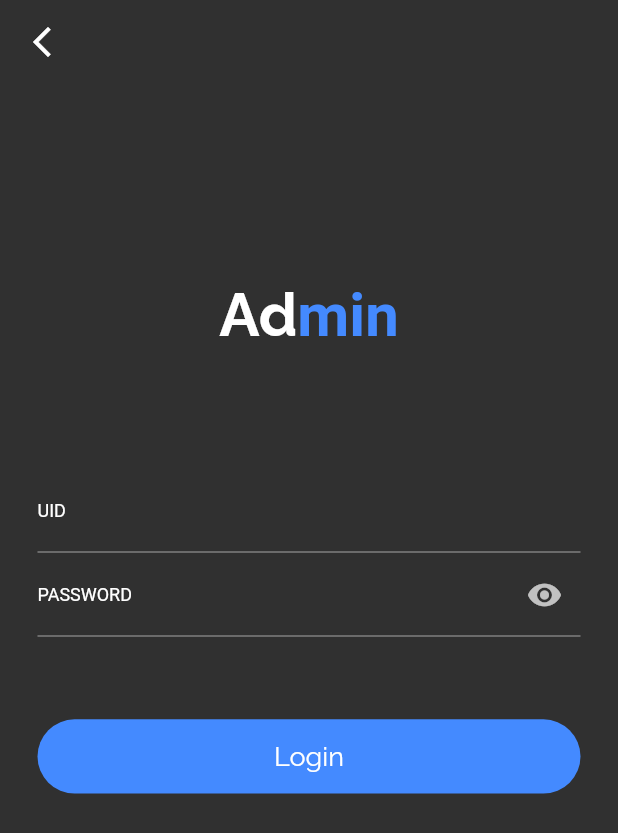
After one commit to bishal9874/Covid-Check-App, a Flutter app: the screen it shows after launch, after a tap on "Login", after a tap on "Admin", on a phone screen of 412 x 824 dp. The commit adds this screen. Shown: the top 833 px of the screen. Run offline on Flutter 3.47's test engine with Material 2 defaults, Android fonts, the phone set to English and light mode, and no system bars; our stand-ins replace cloud_firestore, firebase_auth, firebase_core, firebase_storage, font_awesome_flutter, get and 4 more; accounts and stored records are empty; Roboto replaces fonts that are missing (Trueno).

Commit message:
admin and password visibilty

```diff
--- a/lib/Screen/Auth/login.dart
+++ b/lib/Screen/Auth/login.dart
@@ -3,6 +3,7 @@ import 'package:covidcheck/DialogBox/loadignDialog.dart';
 import 'package:covidcheck/Screen/Auth/reset.dart';
 import 'package:covidcheck/Screen/Auth/signUp.dart';
 import 'package:covidcheck/Screen/home.dart';
+import 'package:covidcheck/admin/adminscreen.dart';
 import 'package:covidcheck/services/authservices.dart';
 import 'package:covidcheck/services/error_handler.dart';
 import 'package:covidcheck/services/ser.dart';
@@ -18,6 +19,7 @@ class LoginScreen extends StatefulWidget {
 }
 
 class _LoginScreenState extends State<LoginScreen> {
+  bool ishidePassword = true;
   FirebaseAuth _firebaseAuth = FirebaseAuth.instance;
   final formKey = new GlobalKey<FormState>();
   String email, password, name;
@@ -102,6 +104,12 @@ class _LoginScreenState extends State<LoginScreen> {
           TextFormField(
               controller: _passwordController,
               decoration: InputDecoration(
+                  suffixIcon: IconButton(
+                    icon: Icon(Icons.visibility),
+                    onPressed: () {
+                      _togglepassword();
+                    },
+                  ),
                   labelText: 'PASSWORD',
                   labelStyle: TextStyle(
                       fontFamily: 'Trueno',
@@ -110,7 +118,7 @@ class _LoginScreenState extends State<LoginScreen> {
                   focusedBorder: UnderlineInputBorder(
                     borderSide: BorderSide(color: greenColor),
                   )),
-              obscureText: true,
+              obscureText: ishidePassword,
               onChanged: (value) {
                 this.password = value;
               },
@@ -185,8 +193,24 @@ class _LoginScreenState extends State<LoginScreen> {
                     style: TextStyle(
                         color: greenColor,
                         fontFamily: 'Trueno',
-                        decoration: TextDecoration.underline)))
-          ])
+                        decoration: TextDecoration.underline))),
+          ]),
+          SizedBox(height: 25.0),
+          Divider(),
+          SizedBox(height: 18.0),
+          Row(mainAxisAlignment: MainAxisAlignment.center, children: [
+            Text("If You are "),
+            SizedBox(width: 5.0),
+            InkWell(
+                onTap: () {
+                  Get.to(Adminauth());
+                },
+                child: Text('Admin',
+                    style: GoogleFonts.raleway(
+                        fontWeight: FontWeight.w600,
+                        color: Colors.blue,
+                        decoration: TextDecoration.underline))),
+          ]),
         ]));
   }
 
@@ -242,4 +266,10 @@ class _LoginScreenState extends State<LoginScreen> {
           .setStringList(CovidCheckApp.userCartList, cartList);
     });
   }
+
+  void _togglepassword() {
+    setState(() {
+      ishidePassword = !ishidePassword;
+    });
+  }
 }
--- /dev/null
+++ b/lib/admin/adminscreen.dart
@@ -0,0 +1,168 @@
+import 'package:cloud_firestore/cloud_firestore.dart';
+import 'package:covidcheck/admin/adminHomepage.dart';
+import 'package:firebase_auth/firebase_auth.dart';
+import 'package:flutter/material.dart';
+import 'package:get/get.dart';
+import 'package:google_fonts/google_fonts.dart';
+
+class Adminauth extends StatefulWidget {
+  @override
+  _AdminauthState createState() => _AdminauthState();
+}
+
+class _AdminauthState extends State<Adminauth> {
+  bool ishide = true;
+  FirebaseAuth _firebaseAuth = FirebaseAuth.instance;
+  final formKey = new GlobalKey<FormState>();
+  Color greenColor = Color(0xFF00AF19);
+  String email, password, name;
+  final TextEditingController _adminController = new TextEditingController();
+  final TextEditingController _passwordController = new TextEditingController();
+  checkFields() {
+    final form = formKey.currentState;
+    if (form.validate()) {
+      form.save();
+      return true;
+    }
+    return false;
+  }
+
+  @override
+  Widget build(BuildContext context) {
+    var height = MediaQuery.of(context).size.height;
+    var width = MediaQuery.of(context).size.width;
+    return Scaffold(
+        appBar: AppBar(
+          leading: IconButton(
+              onPressed: () {
+                Get.back();
+              },
+              icon: Icon(Icons.arrow_back_ios_new)),
+          elevation: 0.0,
+          backgroundColor: Colors.transparent,
+        ),
+        body: Padding(
+            padding: const EdgeInsets.only(left: 25.0, right: 25.0),
+            child: ListView(children: [
+              SizedBox(height: 75.0),
+              Container(
+                  height: height * 0.19,
+                  child: Center(
+                      child: RichText(
+                    text: TextSpan(
+                      style: TextStyle(fontSize: 40.0),
+                      children: <TextSpan>[
+                        TextSpan(
+                            text: 'Ad',
+                            style: GoogleFonts.raleway(
+                                fontWeight: FontWeight.w700,
+                                color: Colors.white)),
+                        TextSpan(
+                            text: 'min',
+                            style: TextStyle(
+                                fontWeight: FontWeight.bold,
+                                color: Colors.blueAccent[200])),
+                      ],
+                    ),
+                  ))),
+              SizedBox(height: 25.0),
+              TextFormField(
+                  controller: _adminController,
+                  decoration: InputDecoration(
+                      labelText: 'UID',
+                      labelStyle: TextStyle(
+                          fontFamily: 'Trueno',
+                          fontSize: 12.0,
+                          color: Colors.white),
+                      focusedBorder: UnderlineInputBorder(
+                        borderSide: BorderSide(color: greenColor),
+                      )),
+                  onChanged: (value) {
+                    this.email = value;
+                  },
+                  obscureText: ishide,
+                  validator: (value) =>
+                      value.isEmpty ? 'unique ID is required' : null),
+              TextFormField(
+                  controller: _passwordController,
+                  decoration: InputDecoration(
+                      suffixIcon: IconButton(
+                        icon: Icon(Icons.visibility),
+                        onPressed: () {
+                          _togglepassword();
+                        },
+                      ),
+                      labelText: 'PASSWORD',
+                      labelStyle: TextStyle(
+                          fontFamily: 'Trueno',
+                          fontSize: 12.0,
+                          color: Colors.white),
+                      focusedBorder: UnderlineInputBorder(
+                        borderSide: BorderSide(color: greenColor),
+                      )),
+                  obscureText: ishide,
+                  onChanged: (value) {
+                    this.password = value;
+                  },
+                  validator: (value) =>
+                      value.isEmpty ? 'Password is required' : null),
+              SizedBox(height: 5.0),
+              SizedBox(height: 50.0),
+              GestureDetector(
+                onTap: () {
+                  loginAdmin();
+                },
+                child: Container(
+                    height: height * 0.06,
+                    // width: width * 0.10,
+                    child: Material(
+                        borderRadius: BorderRadius.circular(25.0),
+                        color: Colors.blueAccent[200],
+                        elevation: 0.0,
+                        child: Center(
+                            child: Text('Login',
+                                style: GoogleFonts.raleway(
+                                    color: Colors.white, fontSize: 18.0))))),
+              ),
+            ])));
+  }
+
+  void _togglepassword() {
+    setState(() {
+      ishide = !ishide;
+    });
+  }
+
+  loginAdmin() {
+    FirebaseFirestore.instance
+        .collection(
+          "admins",
+        )
+        .get()
+        .then((snapshot) {
+      snapshot.docs.forEach((result) {
+        if (result.data()["id"] != _adminController.text.trim()) {
+          ScaffoldMessenger.of(context)
+              .showSnackBar(SnackBar(content: Text("your id is not correct.")));
+        } else if (result.data()["password"] !=
+            _passwordController.text.trim()) {
+          ScaffoldMessenger.of(context).showSnackBar(
+              SnackBar(content: Text("your password is not correct.")));
+        } else {
+          ScaffoldMessenger.of(context).showSnackBar(SnackBar(
+              content:
+                  Text("Welcome to Admin Panel : " + result.data()["name"])));
+          setState(() {
+            _adminController.text = "";
+            _passwordController.text = "";
+          });
+          Route route = MaterialPageRoute(
+              builder: (c) => AdminHome(
+                    name: result.data()["name"],
+                  ));
+          Navigator.pushReplacement(context, route);
+        }
+      });
+    });
+  }
+}
```
Also changed, not shown: lib/Screen/Auth/signUp.dart (+21 -2 lines), lib/Screen/home.dart (+30 -0 lines), lib/admin/adminBody.dart (added, +13 -0 lines), lib/admin/adminHomepage.dart (added, +38 -0 lines), lib/counter/booking_counter.dart (added, +10 -0 lines).
